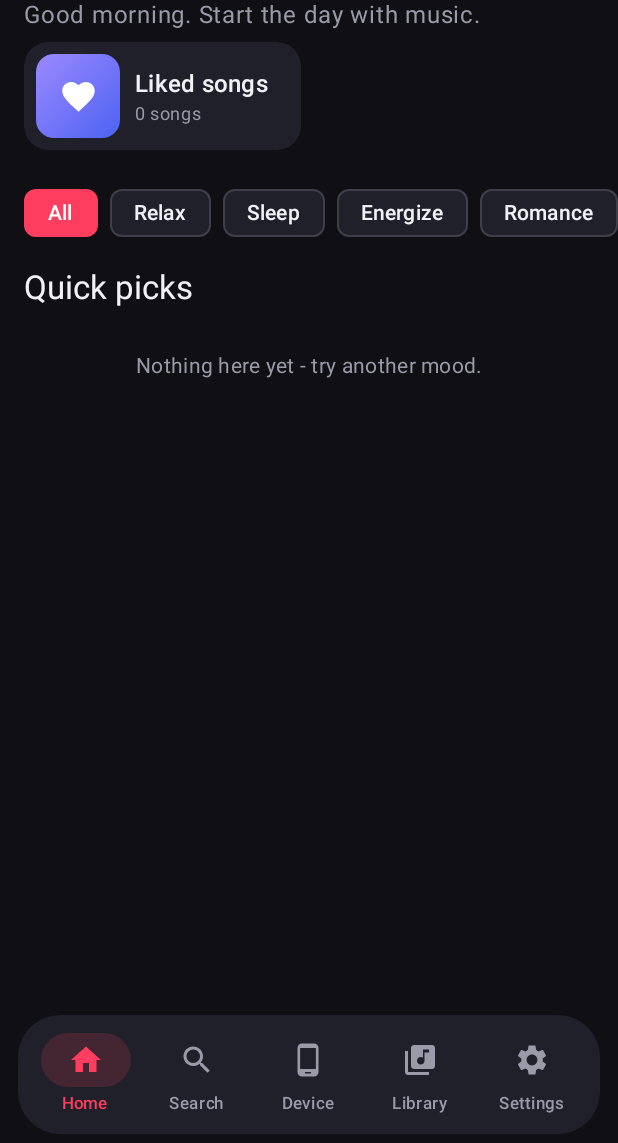
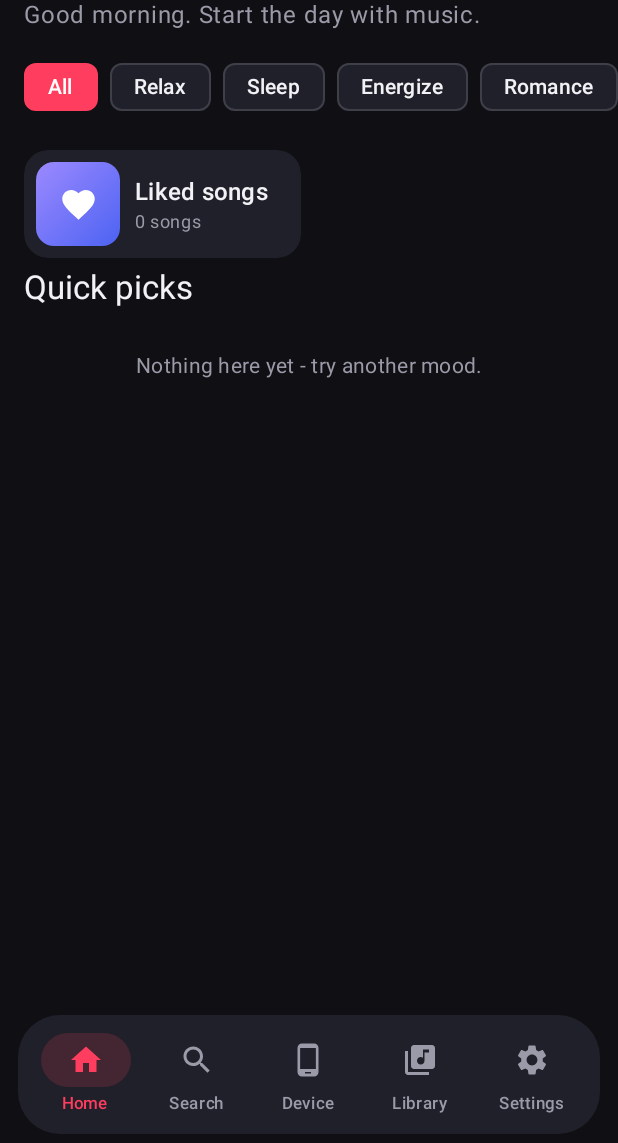
Before and after one commit to Jagan-Srinivasan/Rustym-Android, an Android app built with Jetpack Compose: the screen it shows after launch (MainActivity), on a phone screen of 412 x 824 dp, the part 93-1236 px from its top. Run offline under Robolectric (Android 15) with nearby library versions, the phone set to English and light mode, and no system bars; libraries missing offline, so code that uses them is left out: androidx.palette.graphics, kotlin.math.sin, org.schabi.newpipe; pictures from the network do not load; 7 statements that could not run were skipped.

Commit message:
Home: mood chips above tiles; equal-height 72dp liked/trending/playlist tiles with single-line text

```diff
--- a/app/src/main/java/com/rustym/mobile/ui/Screens.kt
+++ b/app/src/main/java/com/rustym/mobile/ui/Screens.kt
@@ -190,26 +190,6 @@ fun HomeScreen(vm: PlayerVM, onLogin: () -> Unit) {
                 AccountButton(vm, onLogin)
             }
         }
-        // ---- liked songs + trending + your playlists (two-column tiles)
-        item {
-            Column(Modifier.padding(horizontal = 16.dp, vertical = 6.dp), verticalArrangement = Arrangement.spacedBy(10.dp)) {
-                val playlists = vm.localPlaylists
-                Row(horizontalArrangement = Arrangement.spacedBy(10.dp)) {
-                    HomeLikedTile(vm, Modifier.weight(1f)) { showLiked = true }
-                    val tr = trending
-                    if (tr.isNullOrEmpty()) Box(Modifier.weight(1f))
-                    else HomePlaylistTile("Trending", tr, Modifier.weight(1f), subtitle = "What's hot now") { vm.play(tr, 0) }
-                }
-                playlists.drop(0).chunked(2).forEach { row ->
-                    Row(horizontalArrangement = Arrangement.spacedBy(10.dp)) {
-                        row.forEach { (name, tracks) ->
-                            HomePlaylistTile(name, tracks, Modifier.weight(1f)) { vm.play(tracks, 0) }
-                        }
-                        if (row.size == 1) Box(Modifier.weight(1f))
-                    }
-                }
-            }
-        }
         // ---- mood filter chips
         item {
             Row(Modifier.fillMaxWidth().horizontalScroll(rememberScrollState()).padding(horizontal = 16.dp, vertical = 12.dp), horizontalArrangement = Arrangement.spacedBy(8.dp)) {
@@ -225,6 +205,26 @@ fun HomeScreen(vm: PlayerVM, onLogin: () -> Unit) {
                             selectedLabelColor = Color.White,
                         ),
                     )
+                }
+            }
+        }
+        // ---- liked songs + trending + your playlists (two-column tiles)
+        item {
+            Column(Modifier.padding(horizontal = 16.dp, vertical = 6.dp), verticalArrangement = Arrangement.spacedBy(10.dp)) {
+                val playlists = vm.localPlaylists
+                Row(horizontalArrangement = Arrangement.spacedBy(10.dp)) {
+                    HomeLikedTile(vm, Modifier.weight(1f)) { showLiked = true }
+                    val tr = trending
+                    if (tr.isNullOrEmpty()) Box(Modifier.weight(1f))
+                    else HomePlaylistTile("Trending", tr, Modifier.weight(1f), subtitle = "What's hot now") { vm.play(tr, 0) }
+                }
+                playlists.drop(0).chunked(2).forEach { row ->
+                    Row(horizontalArrangement = Arrangement.spacedBy(10.dp)) {
+                        row.forEach { (name, tracks) ->
+                            HomePlaylistTile(name, tracks, Modifier.weight(1f)) { vm.play(tracks, 0) }
+                        }
+                        if (row.size == 1) Box(Modifier.weight(1f))
+                    }
                 }
             }
         }
@@ -301,6 +301,7 @@ private fun HomeLikedTile(vm: PlayerVM, modifier: Modifier = Modifier, onClick:
     val liked = vm.favorites
     Surface(
         modifier = modifier
+            .height(72.dp)
             .clip(RoundedCornerShape(16.dp))
             .clickable(onClick = onClick),
         shape = RoundedCornerShape(16.dp),
@@ -318,7 +319,7 @@ private fun HomeLikedTile(vm: PlayerVM, modifier: Modifier = Modifier, onClick:
             }
             Column(Modifier.weight(1f).padding(start = 10.dp)) {
                 Text("Liked songs", style = MaterialTheme.typography.titleMedium, maxLines = 1, overflow = TextOverflow.Ellipsis)
-                Text("${liked.size} songs", color = Dim, style = MaterialTheme.typography.bodySmall)
+                Text("${liked.size} songs", color = Dim, style = MaterialTheme.typography.bodySmall, maxLines = 1, overflow = TextOverflow.Ellipsis)
             }
         }
     }
@@ -329,6 +330,7 @@ private fun HomeLikedTile(vm: PlayerVM, modifier: Modifier = Modifier, onClick:
 private fun HomePlaylistTile(name: String, tracks: List<Track>, modifier: Modifier = Modifier, subtitle: String? = null, onClick: () -> Unit) {
     Surface(
         modifier = modifier
+            .height(72.dp)
             .clip(RoundedCornerShape(16.dp))
             .clickable(onClick = onClick),
         shape = RoundedCornerShape(16.dp),
@@ -350,7 +352,7 @@ private fun HomePlaylistTile(name: String, tracks: List<Track>, modifier: Modifi
             }
             Column(Modifier.weight(1f).padding(start = 10.dp)) {
                 Text(name, style = MaterialTheme.typography.titleMedium, maxLines = 1, overflow = TextOverflow.Ellipsis)
-                Text(subtitle ?: "${tracks.size} songs", color = Dim, style = MaterialTheme.typography.bodySmall)
+                Text(subtitle ?: "${tracks.size} songs", color = Dim, style = MaterialTheme.typography.bodySmall, maxLines = 1, overflow = TextOverflow.Ellipsis)
             }
         }
     }
```
